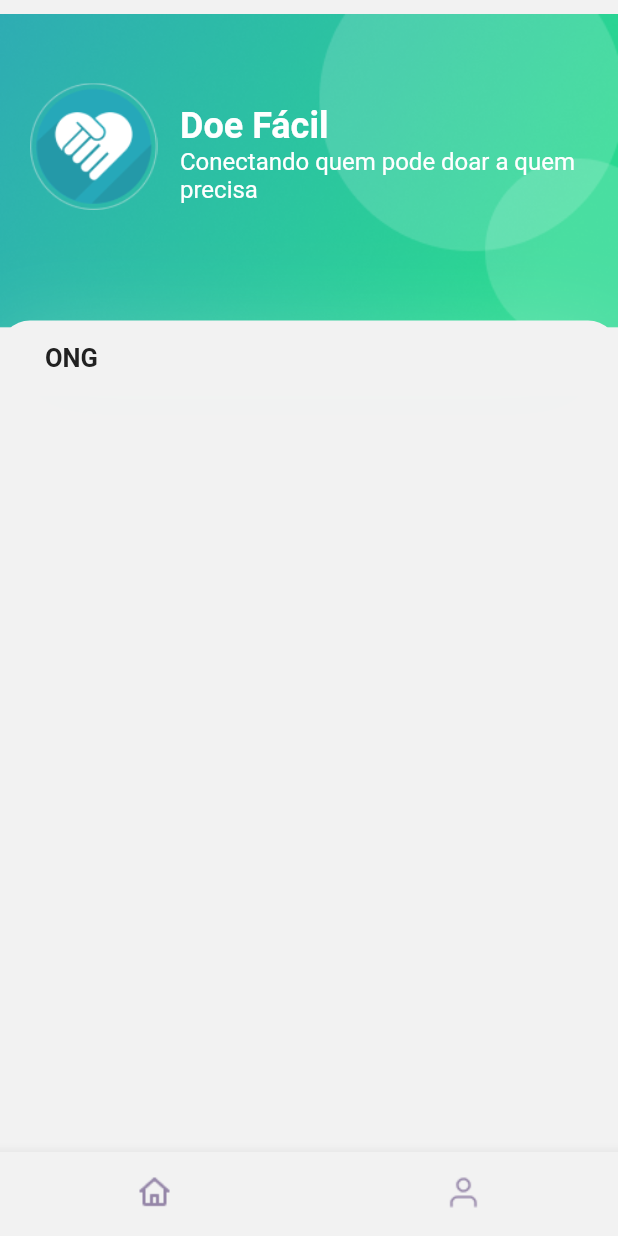
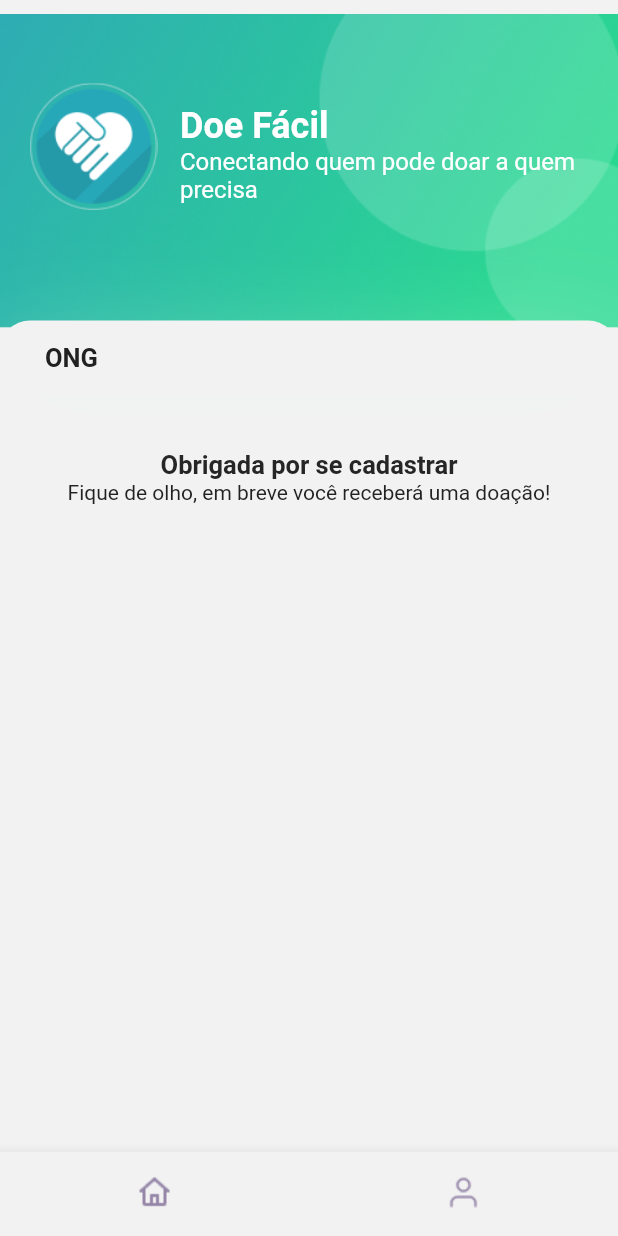
Before and after one commit to abas0/doe-facil, a Flutter app: the screen it shows after launch, on a phone screen of 412 x 824 dp. Run offline on Flutter 3.47's test engine with Material 2 defaults, Android fonts, the phone set to English and light mode, and no system bars; our stand-ins replace flutter_masked_text, mask_text_input_formatter; missing offline and left inert: easy_mask.

Commit message:
Tela de obrigada completa

```diff
--- a/lib/screens/obrigado-cadastro/obrigado-cadastro_screen.dart
+++ b/lib/screens/obrigado-cadastro/obrigado-cadastro_screen.dart
@@ -11,10 +11,8 @@ class ObrigadoCadastro extends StatelessWidget {
       return Scaffold(
        body: Stack(
         children: <Widget>[
-          // The containers in the background and scrollable
          ObrigadoBody(),
-         // This container will work as Overlay
-         //getOverlayWidget()
+         ObridadaTopBar(),
         ],
       ),
       bottomNavigationBar: _buildBottomNavigationBar()
--- a/lib/screens/obrigado-cadastro/widget/obrigado_body.dart
+++ b/lib/screens/obrigado-cadastro/widget/obrigado_body.dart
@@ -7,121 +7,65 @@ class ObrigadoBody extends StatelessWidget {
   @override
   Widget build(BuildContext context) {
     Size size = MediaQuery.of(context).size;
-    return Column(
-      children: <Widget>[
-        Container(
-          height: size.height * 0.32,
-          child: Stack(
-            children: <Widget>[
-              Container(
+    return Container(
+      color: kBackgroundColor,
       padding: EdgeInsets.only(
-                  left: 100 + kDefaultPadding,
-                  right: kDefaultPadding,
-                  //top: 10,
+        top: 300
       ),
-                height: size.height * 0.3,
-                decoration: BoxDecoration(
-                  image: DecorationImage(
-                      fit: BoxFit.fitWidth,
-                      image: AssetImage("assets/images/top.png")),
-                ),
-
-              ),
-              Container(
-                padding: EdgeInsets.only(
-                  left: 100 + kDefaultPadding,
-                  right: kDefaultPadding,
-                  bottom: kDefaultPadding,
-                  top: 50 + kDefaultPadding,
-                ),
+      child: Center(
         child: Column(
-                  children: <Widget>[
-                    Row(
-                      children: <Widget>[
+          children: [
             Text(
-                          'Doe Fácil',
+            'Obrigada por se cadastrar',
+            textAlign: TextAlign.center,
             style: TextStyle(
-                            fontSize: 24.0,
+              fontSize: 17.0,
+              color: Colors.grey[900],
               fontWeight: FontWeight.bold,
-                            color: Colors.white,
-                          ),
-                        ),
-                      ],
+            )
           ),
           Flexible(
               child: Text(
-                        'Conectando quem pode doar a quem precisa',
+                'Fique de olho, em breve você receberá uma doação!',
                 style: TextStyle(
-                          fontSize: 16.0,
+                  fontSize: 14.0,
                   fontWeight: FontWeight.normal,
-                          color: Colors.white,
+                  color: Colors.grey[900],
                 ),
               ),
             ),
-                  ],
-                ),
-              ),
-              Container(
-                height: 160,
+          ]
+        /*  Container(
             padding: EdgeInsets.only(
-                  left: kDefaultPadding,
-                  right: kDefaultPadding,
-                  bottom: kDefaultPadding,
-                  top: kDefaultPadding + 35,
-                ),
-                child: Row(
-                  children: <Widget>[
-                    Image.asset("assets/images/appicon.png")
-                  ],
-                ),
-              ),
-              Positioned(
               bottom: 0,
               left: 0,
               right: 0,
-                child: Container(
-                  height: 50,
-                  decoration: BoxDecoration(
-                    color: kBackgroundColor,
-                    borderRadius: BorderRadius.circular(20),
-                    boxShadow: [
-                      BoxShadow(
-                        offset: Offset(0, 10),
-                        blurRadius: 50,
-                        color: kPrimaryLight.withOpacity(0.23),
-                      ),
-                    ],
-                  ),
-            child: Container(
-                padding: EdgeInsets.only(
-                  left: 30,
-                  right: kDefaultPadding,
-                  top: 15,
+              //top: 150,
             ),
             child: Column(
+              mainAxisAlignment: MainAxisAlignment.center,
+                crossAxisAlignment: CrossAxisAlignment.center,
                 children: <Widget>[
                   Row(
+                    mainAxisAlignment: MainAxisAlignment.center,
+                    crossAxisAlignment: CrossAxisAlignment.center,
                     children: <Widget>[
                       Text(
-                          'ONG',
+                        'Obrigada por se cadastrar',
+                        textAlign: TextAlign.center,
                         style: TextStyle(
                           fontSize: 17.0,
+                          color: Colors.grey[900],
                           fontWeight: FontWeight.bold,
-                            color: Colors.grey[900],
                       ),
                     ),
                   ]
-                    ),
+                )
               ]
             )
+          )*/
         ),
       ),
-              ),
-
-            ],
-          ),
-        ),
-      ],
     );
   }
 }
--- a/lib/screens/obrigado-cadastro/widget/obrigado_top-bar.dart
+++ b/lib/screens/obrigado-cadastro/widget/obrigado_top-bar.dart
@@ -19,7 +19,7 @@ class ObridadaTopBar extends StatelessWidget {
                   right: kDefaultPadding,
                   //top: 10,
                 ),
-                height: size.height * 0.8,
+                height: size.height * 0.3,
                 decoration: BoxDecoration(
                   image: DecorationImage(
                       fit: BoxFit.fitWidth,
@@ -75,6 +75,48 @@ class ObridadaTopBar extends StatelessWidget {
                   ],
                 ),
               ),
+              Positioned(
+                bottom: 0,
+                left: 0,
+                right: 0,
+                child: Container(
+                  height: 50,
+                  decoration: BoxDecoration(
+                    color: kBackgroundColor,
+                    borderRadius: BorderRadius.circular(20),
+                    boxShadow: [
+                      BoxShadow(
+                        offset: Offset(0, 10),
+                        blurRadius: 50,
+                        color: kPrimaryLight.withOpacity(0.23),
+                      ),
+                    ],
+                  ),
+            child: Container(
+                padding: EdgeInsets.only(
+                  left: 30,
+                  right: kDefaultPadding,
+                  top: 15,
+                ),
+                child: Column(
+                  children: <Widget>[
+                    Row(
+                      children: <Widget>[
+                        Text(
+                          'ONG',
+                          style: TextStyle(
+                            fontSize: 17.0,
+                            fontWeight: FontWeight.bold,
+                            color: Colors.grey[900],
+                          ),
+                        ),
+                      ]
+                    ),
+                  ]
+                )
+                ),
+                ),
+              ),
             ],
           ),
         ),
```
Also changed, not shown: 3 other files. Lines whose indentation alone changed are shown as unchanged.
